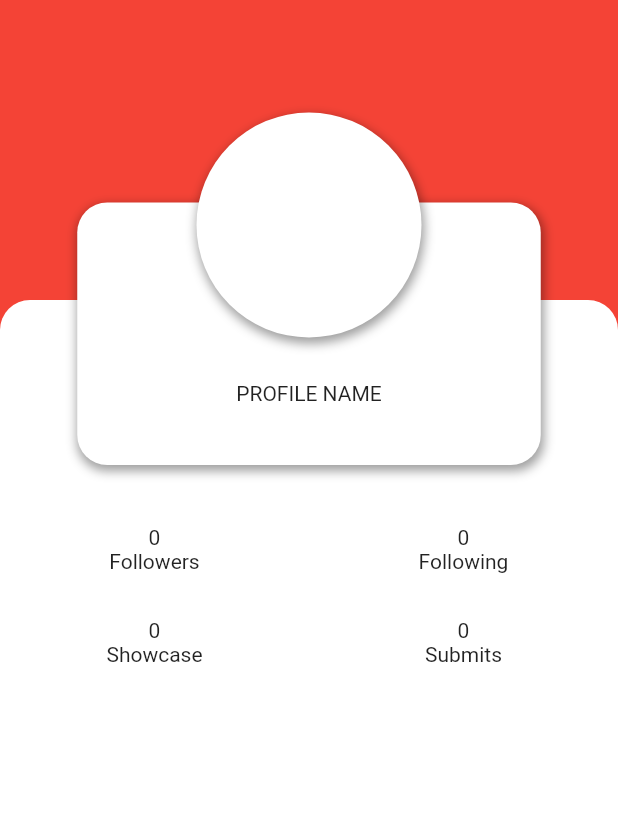
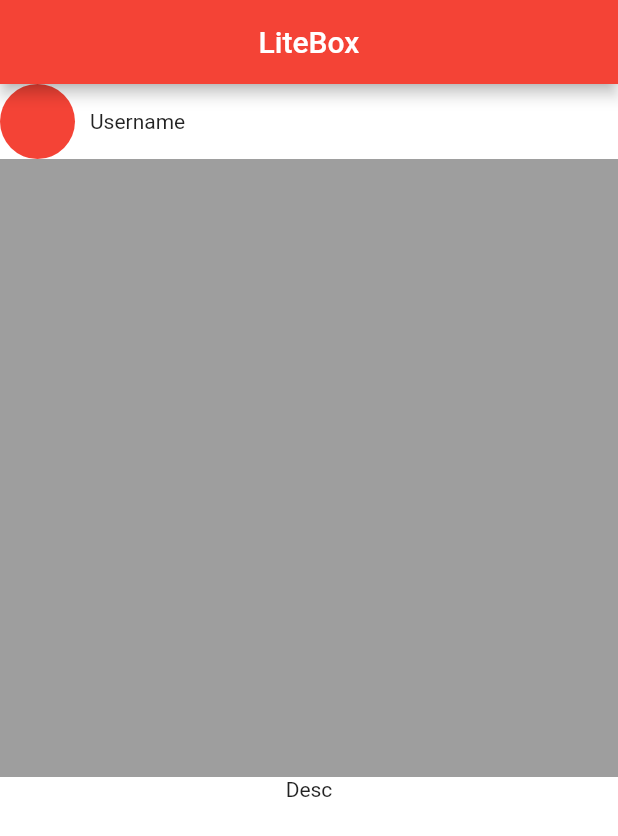
Before and after one commit to Jcupzz/litebox, a Flutter app: the screen it shows after launch, on a phone screen of 412 x 824 dp. Shown: the top 836 px of the screen. Run offline on Flutter 3.47's test engine with Material 2 defaults, Android fonts, the phone set to English and light mode, and no system bars.

Commit message:
Maaking Homepage.dart

```diff
--- /dev/null
+++ b/lib/Home.dart
@@ -0,0 +1,44 @@
+import 'package:flutter/material.dart';
+
+class Home extends StatefulWidget {
+  const Home({Key? key}) : super(key: key);
+
+  @override
+  _HomeState createState() => _HomeState();
+}
+
+class _HomeState extends State<Home> {
+  @override
+  Widget build(BuildContext context) {
+    return Scaffold(
+      backgroundColor: Colors.white,
+      appBar: AppBar(
+        foregroundColor: Colors.white,
+        centerTitle: true,
+        title: Text("LiteBox"),
+      ),
+      body: Column(
+        children: [
+          Row(
+            children: [
+              CircleAvatar(
+                radius: 25,
+                backgroundColor: Colors.red,
+              ),
+              SizedBox(
+                width: 10,
+              ),
+              Text("Username"),
+            ],
+          ),
+          Container(
+            width: MediaQuery.of(context).size.width,
+            height: MediaQuery.of(context).size.width,
+            color: Colors.grey,
+          ),
+          Text("Desc"),
+        ],
+      ),
+    );
+  }
+}
--- a/lib/main.dart
+++ b/lib/main.dart
@@ -1,4 +1,5 @@
 import 'package:flutter/material.dart';
+import 'package:litebox/Home.dart';
 import 'package:litebox/profile.dart';
 
 void main() {
@@ -14,9 +15,9 @@ class MyApp extends StatelessWidget {
     return MaterialApp(
       title: 'Flutter Demo',
       theme: ThemeData(
-        primarySwatch: Colors.blue,
+        primarySwatch: Colors.red,
       ),
-      home: const Profile(),
+      home: const Home(),
     );
   }
 }
--- a/lib/profile.dart
+++ b/lib/profile.dart
@@ -101,7 +101,7 @@ class _ProfileState extends State<Profile> {
                 borderRadius: BorderRadius.circular(20),
                 color: Colors.white,
               ),
-              child: const Align(
+              child: Align(
                 alignment: Alignment(0, 0.5),
                 child: Text("PROFILE NAME"),
               ),
```
